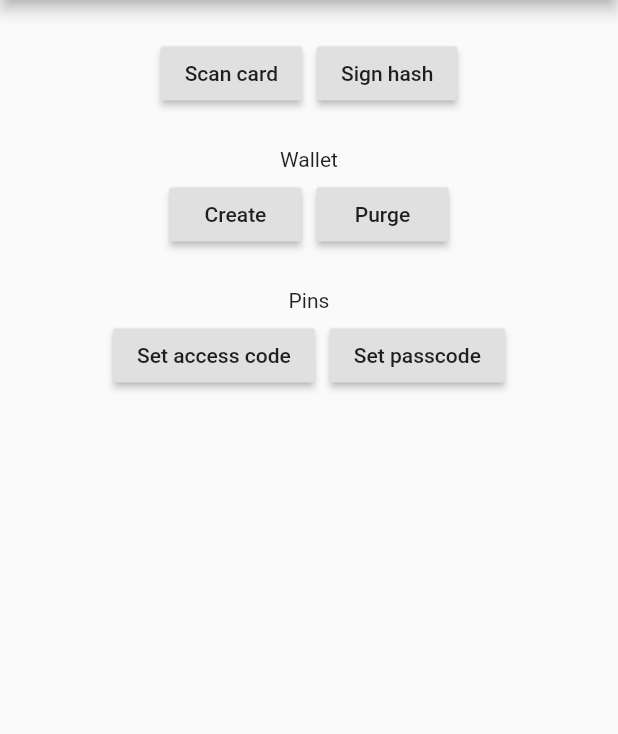
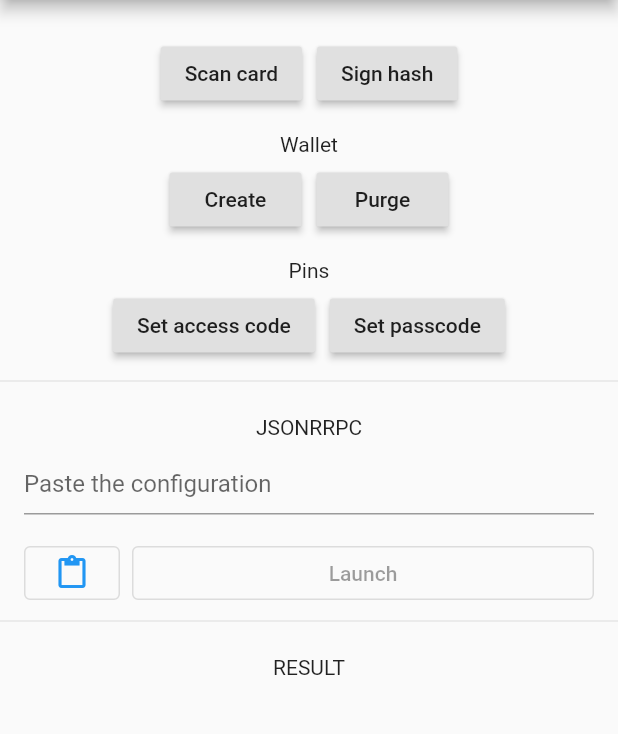
Before and after one commit to tangem/tangem-sdk-flutter, a Flutter app: the screen it shows after launch, on a phone screen of 412 x 824 dp, the part 84-818 px from its top. Run offline on Flutter 3.47's test engine with Material 2 defaults, Android fonts, the phone set to English and light mode, and no system bars; our stand-ins replace convert, fluttertoast; generated files the repository leaves out were written again.

Commit message:
AND-1183 update example app and tangemSdk version

```diff
--- a/example/lib/app_widgets.dart
+++ b/example/lib/app_widgets.dart
@@ -33,7 +33,7 @@ class ActionType extends StatelessWidget {
   Widget build(BuildContext context) {
     return Column(
       children: [
-        SizedBox(height: 25),
+        SizedBox(height: 15),
         Center(child: Text(name)),
         SizedBox(height: 5),
       ],
--- a/example/lib/main.dart
+++ b/example/lib/main.dart
@@ -1,6 +1,7 @@
 import 'dart:convert';
 
 import 'package:flutter/material.dart';
+import 'package:flutter/services.dart';
 import 'package:fluttertoast/fluttertoast.dart';
 import 'package:tangem_sdk/tangem_sdk.dart';
 import 'package:tangem_sdk_example/app_widgets.dart';
@@ -31,57 +32,18 @@ class _CommandListWidgetState extends State<CommandListWidget> {
   final Utils _utils = Utils();
   final _jsonEncoder = JsonEncoder.withIndent('  ');
 
-  Callback _callback;
   String _cardId;
   String _walletPublicKey;
+  String _response = "";
+  final _controller = TextEditingController();
 
   @override
   void initState() {
     super.initState();
 
-    _callback = Callback((response) {
-      if (response is! JSONRPCResponse) {
-        print("Response is not an instance of the JSONRPCResponse");
-      } else {
-        final jsonRpcResponse = response as JSONRPCResponse;
-        if (jsonRpcResponse.result != null) {
-          switch (jsonRpcResponse.id) {
-            case 1:
-              {
-                _cardId = jsonRpcResponse.result["cardId"];
-                final wallets = jsonRpcResponse.result["wallets"];
-                if (wallets is List && wallets.isNotEmpty) {
-                  _walletPublicKey = wallets[0]["publicKey"];
-                }
-                break;
-              }
-            case 3:
-              {
-                _walletPublicKey = jsonRpcResponse.result["wallet"]["publicKey"];
-                break;
-              }
-            case 4:
-              {
-                _walletPublicKey = null;
-                break;
-              }
-          }
-        }
-      }
-      _printResponse(response);
-    }, (error) {
-      print(error);
+    _controller.addListener(() {
+      setState(() {});
     });
-  }
-
-  void _printResponse(response) {
-    try {
-      final prettyJson = _jsonEncoder.convert(response.toJson());
-      prettyJson.split("\n").forEach((element) => print(element));
-    } catch (e) {
-      print('The provided string is not valid JSON');
-      print(response.toString());
-    }
   }
 
   @override
@@ -95,44 +57,85 @@ class _CommandListWidgetState extends State<CommandListWidget> {
           SizedBox(height: 25),
           RowActions(
             [
-              ActionButton(text: "Scan card", action: handleScanCard),
-              ActionButton(text: "Sign hash", action: handleSign),
+              ActionButton(text: "Scan card", action: _handleScanCard),
+              ActionButton(text: "Sign hash", action: _handleSign),
             ],
           ),
           ActionType("Wallet"),
           RowActions(
             [
-              ActionButton(text: "Create", action: handleCreateWallet),
-              ActionButton(text: "Purge", action: handlePurgeWallet),
+              ActionButton(text: "Create", action: _handleCreateWallet),
+              ActionButton(text: "Purge", action: _handlePurgeWallet),
             ],
           ),
           ActionType("Pins"),
           RowActions(
             [
-              ActionButton(text: "Set access code", action: handleSetAccessCode),
-              ActionButton(text: "Set passcode", action: handleSetPasscode),
+              ActionButton(text: "Set access code", action: _handleSetAccessCode),
+              ActionButton(text: "Set passcode", action: _handleSetPasscode),
             ],
           ),
-          SizedBox(height: 25)
+          SizedBox(height: 5),
+          Divider(),
+          ActionType("JSONRRPC"),
+          Container(
+            padding: EdgeInsets.symmetric(horizontal: 16),
+            child: Column(
+              mainAxisSize: MainAxisSize.min,
+              children: <Widget>[
+                SizedBox(height: 5),
+                TextField(
+                  decoration: InputDecoration(
+                    contentPadding: EdgeInsets.fromLTRB(0, 0, 0, 5),
+                    labelText: "Paste the configuration",
+                    isDense: true,
+                  ),
+                  minLines: 1,
+                  maxLines: 25,
+                  controller: _controller,
+                ),
+                SizedBox(height: 15),
+                Row(
+                  children: [
+                    OutlinedButton(
+                        onPressed: () async {
+                          final data = await Clipboard.getData(Clipboard.kTextPlain);
+                          final textData = data?.text ?? "";
+                          if (textData.isEmpty) return;
+
+                          _controller.value = TextEditingValue(text: textData);
+                        },
+                        child: Icon(Icons.paste)),
+                    SizedBox(width: 8),
+                    Expanded(
+                      child: OutlinedButton(
+                        child: Text("Launch"),
+                        onPressed: _controller.text.isEmpty ? null : () => _handleJsonRpc(_controller.text),
+                      ),
+                    )
+                  ],
+                ),
+              ],
+            ),
+          ),
+          Divider(),
+          ActionType("RESULT"),
+          Text(_response),
         ],
       ),
     );
   }
 
-  void _launchJSONRPCRequest(Map<String, dynamic> json, [String cardId, Message message]) {
-    TangemSdk.runJSONRPCRequest(_callback, JSONRPCRequest.fromJson(json), cardId, message);
-  }
-
-  handleScanCard() {
+  void _handleScanCard() {
     final json = {
       "id": 1,
       "method": "scan",
       "params": <String, dynamic>{},
     };
-    _launchJSONRPCRequest(json, null, Message.body("Some body"));
+    _launchJSONRPCRequest(json);
   }
 
-  handleSign() {
+  void _handleSign() {
     if (_cardId == null || _walletPublicKey == null) {
       _showToast("Scan the card or create a wallet");
       return;
@@ -148,7 +151,7 @@ class _CommandListWidgetState extends State<CommandListWidget> {
     _launchJSONRPCRequest(json, _cardId);
   }
 
-  handleCreateWallet() {
+  void _handleCreateWallet() {
     if (_cardId == null) {
       _showToast("Scan the card");
       return;
@@ -165,7 +168,7 @@ class _CommandListWidgetState extends State<CommandListWidget> {
     _launchJSONRPCRequest(json, _cardId);
   }
 
-  handlePurgeWallet() {
+  void _handlePurgeWallet() {
     if (_cardId == null || _walletPublicKey == null) {
       _showToast("Scan the card or create a wallet");
       return;
@@ -181,7 +184,7 @@ class _CommandListWidgetState extends State<CommandListWidget> {
     _launchJSONRPCRequest(json, _cardId);
   }
 
-  handleSetAccessCode() {
+  void _handleSetAccessCode() {
     if (_cardId == null) {
       _showToast("Scan the card");
       return;
@@ -194,7 +197,7 @@ class _CommandListWidgetState extends State<CommandListWidget> {
     _launchJSONRPCRequest(json, _cardId);
   }
 
-  handleSetPasscode() {
+  void _handleSetPasscode() {
     if (_cardId == null) {
       _showToast("Scan the card");
       return;
@@ -207,6 +210,82 @@ class _CommandListWidgetState extends State<CommandListWidget> {
     _launchJSONRPCRequest(json, _cardId);
   }
 
+  void _handleJsonRpc(String text) {
+    _launchJSONRPCRequest(text.trim(), null, null);
+  }
+
+  void _launchJSONRPCRequest(dynamic requestStructure, [String cardId, Message message]) {
+    String request;
+    if (requestStructure is String) {
+      request = requestStructure;
+    } else if (requestStructure is Map) {
+      request = jsonEncode(JSONRPCRequest.fromJson(requestStructure));
+    } else if (requestStructure is List) {
+      final requests = requestStructure.map((e) => JSONRPCRequest.fromJson(e)).toList();
+      request = jsonEncode(requests);
+    }
+
+    if (request == null) {
+      _showToast("Can't recognize the request structure");
+      return;
+    }
+
+    final callback = Callback((success) {
+      final decodedResponse = jsonDecode(success);
+      _printResponse(decodedResponse);
+      _parseResponse(decodedResponse);
+    }, (error) {
+      // it is not expected
+    });
+
+    TangemSdk.runJSONRPCRequest(callback, request, cardId, message);
+  }
+
+  void _printResponse(Object decodedResponse) {
+    final prettyJson = _jsonEncoder.convert(decodedResponse);
+    prettyJson.split("\n").forEach((element) => print(element));
+
+    setState(() {
+      _response = prettyJson;
+    });
+  }
+
+  void _parseResponse(Object decodedResponse) {
+    if (decodedResponse is List) return;
+
+    JSONRPCResponse jsonRpcResponse;
+    try {
+      jsonRpcResponse = JSONRPCResponse.fromJson(decodedResponse);
+    } catch (ex) {
+      print(ex.toString());
+      return;
+    }
+
+    if (jsonRpcResponse.result != null) {
+      switch (jsonRpcResponse.id) {
+        case 1:
+          {
+            _cardId = jsonRpcResponse.result["cardId"];
+            final wallets = jsonRpcResponse.result["wallets"];
+            if (wallets is List && wallets.isNotEmpty) {
+              _walletPublicKey = wallets[0]["publicKey"];
+            }
+            break;
+          }
+        case 3:
+          {
+            _walletPublicKey = jsonRpcResponse.result["wallet"]["publicKey"];
+            break;
+          }
+        case 4:
+          {
+            _walletPublicKey = null;
+            break;
+          }
+      }
+    }
+  }
+
   _showToast(String message) {
     Fluttertoast.showToast(
       msg: message,
--- a/example/lib/utils.dart
+++ b/example/lib/utils.dart
@@ -2,7 +2,37 @@ import 'dart:math';
 import 'dart:typed_data';
 
 class Utils {
-  final issuerPrivateKeyHex = "11121314151617184771ED81F2BACF57479E4735EB1405083927372D40DA9E92";
+  final String jsonRpcSingleCommandTemplate = """
+    {
+        "jsonrpc": "2.0",
+        "id": 2,
+        "method": "scan",
+        "params": {}
+    }
+    """;
+
+  final String jsonRpcListCommandsTemplate = """
+    [
+        {
+          "method": "scan",
+          "params": {},
+          "id": 1,
+          "jsonrpc": "2.0"
+        },
+        {
+          "method": "create_wallet",
+          "params": {
+            "curve": "Secp256k1"
+          },
+          "jsonrpc": "2.0"
+        },
+        {
+          "method": "scan",
+          "id": 2,
+          "jsonrpc": "2.0"
+        }
+    ]
+    """;
 
   final _chars = 'AaBbCcDdEeFfGgHhIiJjKkLlMmNnOoPpQqRrSsTtUuVvWwXxYyZz1234567890';
   final Random _rnd = Random();
--- a/lib/sdk_plugin.dart
+++ b/lib/sdk_plugin.dart
@@ -23,24 +23,19 @@ class TangemSdk {
   }
 
   static Future runJSONRPCRequest(
-    Callback callback,
-    JSONRPCRequest request, [
-    String cardId,
-    Message initialMessage,
-  ]) async {
-    final valuesToExport = <String, dynamic>{"JSONRPCRequest": jsonEncode(request.toJson())};
+      Callback callback,
+      String request, [
+        String cardId,
+        Message initialMessage,
+      ]) async {
+    final valuesToExport = <String, dynamic>{"JSONRPCRequest": request};
     if (cardId != null) valuesToExport["cardId"] = cardId;
     if (initialMessage != null) valuesToExport["initialMessage"] = initialMessage.toJson();
 
     _channel
         .invokeMethod("runJSONRPCRequest", valuesToExport)
-        .then((result) => callback.onSuccess(_createJSONRPCResponse(result)))
+        .then((result) => callback.onSuccess(result))
         .catchError((error) => _sendBackError(callback, error));
-  }
-
-  static dynamic _createJSONRPCResponse(dynamic response) {
-    final jsonResponse = jsonDecode(response);
-    return JSONRPCResponse.fromJson(jsonResponse);
   }
 
   static _sendBackError(Callback callback, dynamic error) {
```
Also changed, not shown: 2 other files.
